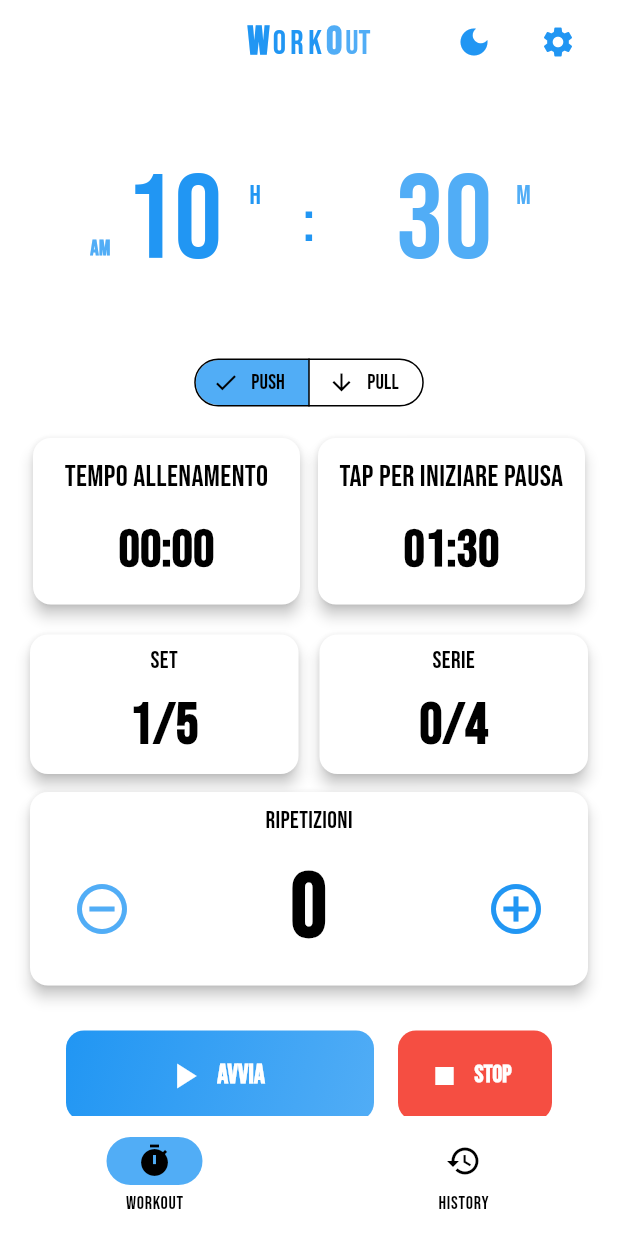
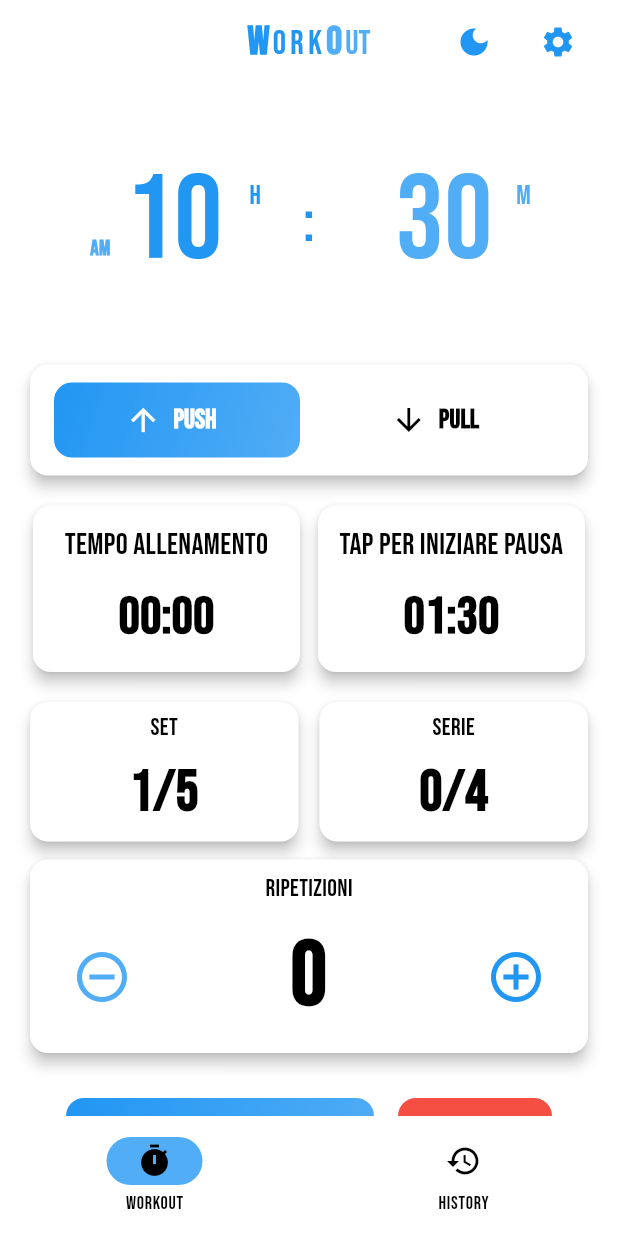
Before and after one commit to PaoloStillittano/WorkOut, a Flutter app: the screen it shows after launch, on a phone screen of 412 x 824 dp. Run offline on Flutter 3.47's test engine with Material 3 defaults, Android fonts, the phone set to English and light mode, and no system bars; our stand-ins replace audioplayers, flutter_heatmap_calendar, hive, hive_flutter, shared_preferences; accounts and stored records are empty.

Commit message:
Add - workout type selector

```diff
--- /dev/null
+++ b/lib/features/workout/views/widgets/workout_type_selector.dart
@@ -0,0 +1,132 @@
+import 'package:flutter/material.dart';
+
+class WorkoutTypeSelector extends StatelessWidget {
+  final String selectedType;
+  final Function(String) onTypeChanged;
+
+  const WorkoutTypeSelector({
+    super.key,
+    required this.selectedType,
+    required this.onTypeChanged,
+  });
+
+  @override
+  Widget build(BuildContext context) {
+    final colorScheme = Theme.of(context).colorScheme;
+
+    return Card(
+      elevation: 4,
+      shape: RoundedRectangleBorder(
+        borderRadius: BorderRadius.circular(12),
+        side: BorderSide(
+          color: Colors.white.withAlpha(40),
+          width: 1,
+        ),
+      ),
+      child: Padding(
+        padding: const EdgeInsets.symmetric(horizontal: 16.0, vertical: 12.0),
+        child: Row(
+          children: [
+            Expanded(
+              child: Container(
+                height: 50,
+                decoration: BoxDecoration(
+                  gradient: selectedType == 'Push'
+                      ? LinearGradient(
+                          colors: [
+                            colorScheme.primary,
+                            colorScheme.primary.withAlpha(200),
+                          ],
+                          begin: Alignment.topLeft,
+                          end: Alignment.bottomRight,
+                        )
+                      : null,
+                  color: selectedType != 'Push'
+                      ? colorScheme.surface.withAlpha(100)
+                      : null,
+                  borderRadius: BorderRadius.circular(12),
+                ),
+                child: ElevatedButton.icon(
+                  icon: Icon(
+                    Icons.arrow_upward,
+                    size: 24,
+                    color: selectedType == 'Push'
+                        ? Colors.white
+                        : colorScheme.onSurface,
+                  ),
+                  label: Text(
+                    'Push',
+                    style: TextStyle(
+                      fontSize: 18,
+                      fontWeight: FontWeight.w600,
+                      color: selectedType == 'Push'
+                          ? Colors.white
+                          : colorScheme.onSurface,
+                    ),
+                  ),
+                  style: ElevatedButton.styleFrom(
+                    backgroundColor: Colors.transparent,
+                    shadowColor: Colors.transparent,
+                    shape: RoundedRectangleBorder(
+                      borderRadius: BorderRadius.circular(12),
+                    ),
+                  ),
+                  onPressed: () => onTypeChanged('Push'),
+                ),
+              ),
+            ),
+            const SizedBox(width: 12),
+            Expanded(
+              child: Container(
+                height: 50,
+                decoration: BoxDecoration(
+                  gradient: selectedType == 'Pull'
+                      ? LinearGradient(
+                          colors: [
+                            colorScheme.primary,
+                            colorScheme.primary.withAlpha(200),
+                          ],
+                          begin: Alignment.topLeft,
+                          end: Alignment.bottomRight,
+                        )
+                      : null,
+                  color: selectedType != 'Pull'
+                      ? colorScheme.surface.withAlpha(100)
+                      : null,
+                  borderRadius: BorderRadius.circular(12),
+                ),
+                child: ElevatedButton.icon(
+                  icon: Icon(
+                    Icons.arrow_downward,
+                    size: 24,
+                    color: selectedType == 'Pull'
+                        ? Colors.white
+                        : colorScheme.onSurface,
+                  ),
+                  label: Text(
+                    'Pull',
+                    style: TextStyle(
+                      fontSize: 18,
+                      fontWeight: FontWeight.w600,
+                      color: selectedType == 'Pull'
+                          ? Colors.white
+                          : colorScheme.onSurface,
+                    ),
+                  ),
+                  style: ElevatedButton.styleFrom(
+                    backgroundColor: Colors.transparent,
+                    shadowColor: Colors.transparent,
+                    shape: RoundedRectangleBorder(
+                      borderRadius: BorderRadius.circular(12),
+                    ),
+                  ),
+                  onPressed: () => onTypeChanged('Pull'),
+                ),
+              ),
+            ),
+          ],
+        ),
+      ),
+    );
+  }
+}
--- a/lib/features/workout/views/workout_page.dart
+++ b/lib/features/workout/views/workout_page.dart
@@ -8,6 +8,7 @@ import 'widgets/counter_display.dart';
 import 'widgets/workout_timers.dart';
 import 'widgets/workout_app_bar.dart';
 import '../../../core/constants/app_constants.dart';
+import 'widgets/workout_type_selector.dart';
 
 class WorkoutPage extends StatefulWidget {
   const WorkoutPage({super.key});
@@ -118,30 +119,12 @@ class _WorkoutPageState extends State<WorkoutPage> {
                       const SizedBox(height: 15),
 
                       // Workout Type Selector
-                      SegmentedButton<String>(
-                        segments: const [
-                          ButtonSegment(
-                            value: 'Push',
-                            label: Text('Push'),
-                            icon: Icon(Icons.arrow_upward)
-                          ),
-                          ButtonSegment(
-                            value: 'Pull',
-                            label: Text('Pull'),
-                            icon: Icon(Icons.arrow_downward)
-                          ),
-                        ],
-                        selected: {viewModel.workoutType},
-                        onSelectionChanged: (Set<String> newSelection) {
-                          viewModel.setWorkoutType(newSelection.first);
-                        },
-                        style: ButtonStyle(
-                          visualDensity: VisualDensity.compact,
-                          tapTargetSize: MaterialTapTargetSize.shrinkWrap,
-                        ),
+                      WorkoutTypeSelector(
+                        selectedType: viewModel.workoutType,
+                        onTypeChanged: viewModel.setWorkoutType,
                       ),
 
-                      const SizedBox(height: 15),
+                      const SizedBox(height: 10),
 
                       // Timer di workout e pausa
                       WorkoutTimers(
```
